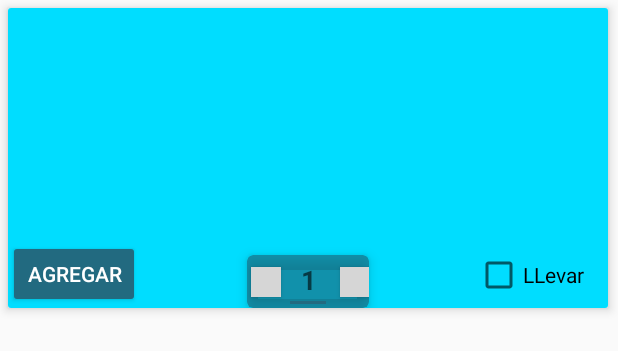
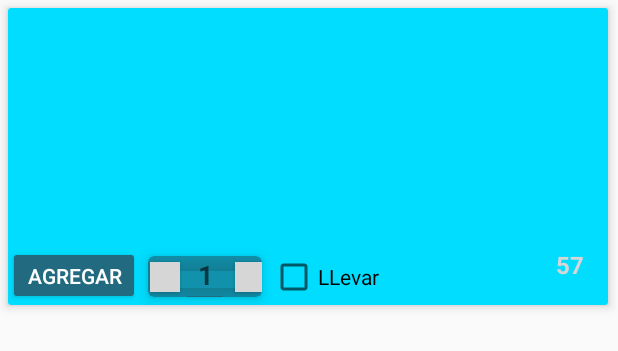
Before and after one commit to arevalocarloseduardo/Maggys, an Android app: the layout menus.xml on its own in the app's theme, with its tools: preview values and no code run, on a phone screen of 412 x 824 dp. Shown: the top 351 px of the screen. Run offline under Robolectric (Android 15) with nearby library versions, the phone set to English and light mode, and no system bars; grey boxes are pictures that could not be loaded.

Commit message:
tiene precio

```diff
--- a/app/build.gradle
+++ b/app/build.gradle
@@ -42,6 +42,7 @@ dependencies {
     implementation 'com.android.support:recyclerview-v7:27.1.1'
     implementation 'com.squareup.picasso:picasso:2.71828'
     implementation 'com.firebaseui:firebase-ui-database:4.2.1'
+    implementation 'com.google.firebase:firebase-messaging:17.3.4'
     // FirebaseUI for Cloud Firestore
     implementation 'com.firebaseui:firebase-ui-firestore:4.2.1'
     // FirebaseUI for Firebase Auth
--- a/app/src/main/java/com/appsmaggys/caear/appfuentedesodamaggys/Fragments/AdaptadoresFragments/MenuPrincipalAdapter.kt
+++ b/app/src/main/java/com/appsmaggys/caear/appfuentedesodamaggys/Fragments/AdaptadoresFragments/MenuPrincipalAdapter.kt
@@ -5,10 +5,10 @@ import android.view.LayoutInflater
 import android.view.View
 import android.view.ViewGroup
 import com.appmaggys.caear.appfuentedesodamaggys.R
+import com.appsmaggys.caear.appfuentedesodamaggys.Datos.DatosMenuPrincipal
 import com.squareup.picasso.Picasso
-import com.appsmaggys.caear.appfuentedesodamaggys.Datos.DatosMenuPrincipal
 import kotlinx.android.synthetic.main.menu_principal.view.*
-import java.lang.Exception
+
 
 class MenuPrincipalAdapter(var list: MutableList<DatosMenuPrincipal>): RecyclerView.Adapter<MenuPrincipalAdapter.ViewHolder>(){
     override fun onCreateViewHolder(parent: ViewGroup, viewType: Int): ViewHolder {
--- a/app/src/main/java/com/appsmaggys/caear/appfuentedesodamaggys/Fragments/PedirFragment.kt
+++ b/app/src/main/java/com/appsmaggys/caear/appfuentedesodamaggys/Fragments/PedirFragment.kt
@@ -3,7 +3,7 @@ package com.appsmaggys.caear.appfuentedesodamaggys.Fragments
 import android.content.Intent
 import android.os.Bundle
 import android.support.design.widget.FloatingActionButton
-import android.support.design.widget.Snackbar
+
 import android.support.v4.app.Fragment
 import android.support.v4.app.FragmentTransaction
 import android.support.v7.widget.LinearLayoutManager
--- a/app/src/main/java/com/appsmaggys/caear/appfuentedesodamaggys/RecyclerAdapter.kt
+++ b/app/src/main/java/com/appsmaggys/caear/appfuentedesodamaggys/RecyclerAdapter.kt
@@ -42,14 +42,17 @@ class RecyclerAdapter(var list: MutableList<DatosImagenes>): RecyclerView.Adapte
             val btnM=itemView.btnMenos
             val btnMa=itemView.btnMas
             val card = itemView.cardBtn
+            val txprecio    =itemView.txtPrecio
 
 
             auth= FirebaseAuth.getInstance()
             var myuserobj = auth.currentUser
 
+
             val nombre = myuserobj?.displayName.toString()
             cant.setText("1")
             var cantidad=1
+            txprecio.text=data.precio
 
             btnMa.setOnClickListener {
 
--- a/app/src/main/res/layout/menus.xml
+++ b/app/src/main/res/layout/menus.xml
@@ -14,38 +14,46 @@
 
         <ImageView
                 android:layout_width="400dp"
-                android:layout_height="200dp" app:srcCompat="@android:color/holo_blue_bright"
+                android:layout_height="198dp" app:srcCompat="@android:color/holo_blue_bright"
                 android:id="@+id/imagenMenu"
                 app:layout_constraintTop_toTopOf="parent" app:layout_constraintStart_toStartOf="parent"
                 app:layout_constraintEnd_toEndOf="parent"/>
         <CheckBox
                 android:text="LLevar"
-                android:layout_width="0dp"
-                android:layout_height="28dp"
+                android:layout_width="78dp"
+                android:layout_height="22dp"
                 android:id="@+id/cbLLevarMenu"
-                app:layout_constraintEnd_toEndOf="parent" android:layout_marginEnd="16dp"
-                android:layout_marginBottom="8dp" app:layout_constraintBottom_toBottomOf="parent"
-                android:visibility="visible"/>
+                android:visibility="visible"
+                app:layout_constraintStart_toEndOf="@+id/cardBtn"
+                android:layout_marginStart="5dp" android:layout_marginBottom="8dp"
+                app:layout_constraintBottom_toBottomOf="parent"/>
         <Button
                 android:text="Agregar"
                 android:layout_width="wrap_content"
-                android:layout_height="45dp"
+                android:layout_height="39dp"
                 android:id="@+id/btn_agregarMenu"
                 style="@style/Widget.AppCompat.Button.Colored"
                 app:layout_constraintStart_toStartOf="parent"
                 app:layout_constraintBottom_toBottomOf="parent"
         />
+        <TextView
+                android:text="57"
+                android:layout_width="wrap_content"
+                android:layout_height="wrap_content" android:id="@+id/txtPrecio"
+                app:layout_constraintEnd_toEndOf="parent" android:layout_marginEnd="16dp"
+                android:layout_marginBottom="16dp" app:layout_constraintBottom_toBottomOf="parent"
+                android:textAppearance="@style/TextAppearance.AppCompat.Subhead" android:textStyle="bold"
+                android:textColor="@color/fui_bgFacebook"/>
         <android.support.v7.widget.CardView
-                android:layout_width="81dp"
-                android:layout_height="35dp"
+                android:layout_width="76dp"
+                android:layout_height="27dp"
                 app:cardCornerRadius="4dp"
                 app:cardElevation="5dp"
                 android:visibility="visible" android:id="@+id/cardBtn"
                 app:layout_constraintStart_toEndOf="@+id/btn_agregarMenu"
-                android:layout_marginStart="8dp" android:layout_marginEnd="8dp"
-                app:layout_constraintEnd_toStartOf="@+id/cbLLevarMenu"
+                android:layout_marginStart="5dp"
                 app:cardBackgroundColor="@color/colorPrimaryDark"
-                app:layout_constraintBottom_toBottomOf="parent">
+                app:layout_constraintBottom_toBottomOf="parent" android:layout_marginBottom="5dp">
             <android.support.constraint.ConstraintLayout
                     android:layout_width="match_parent"
                     android:layout_height="match_parent">
```
